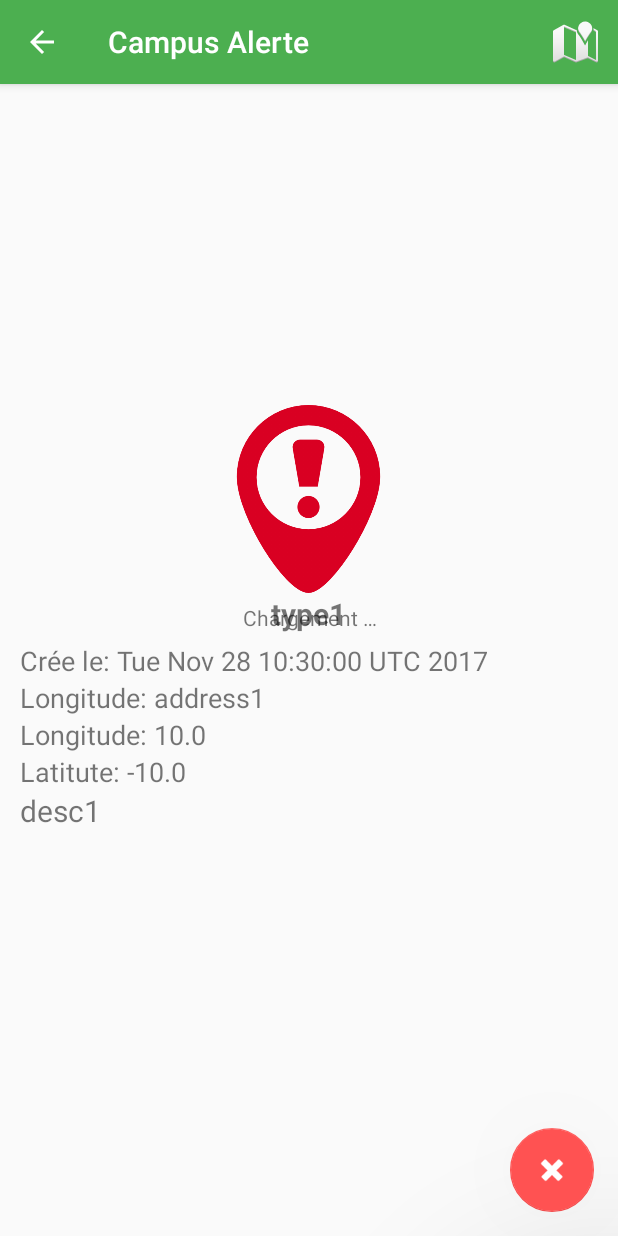
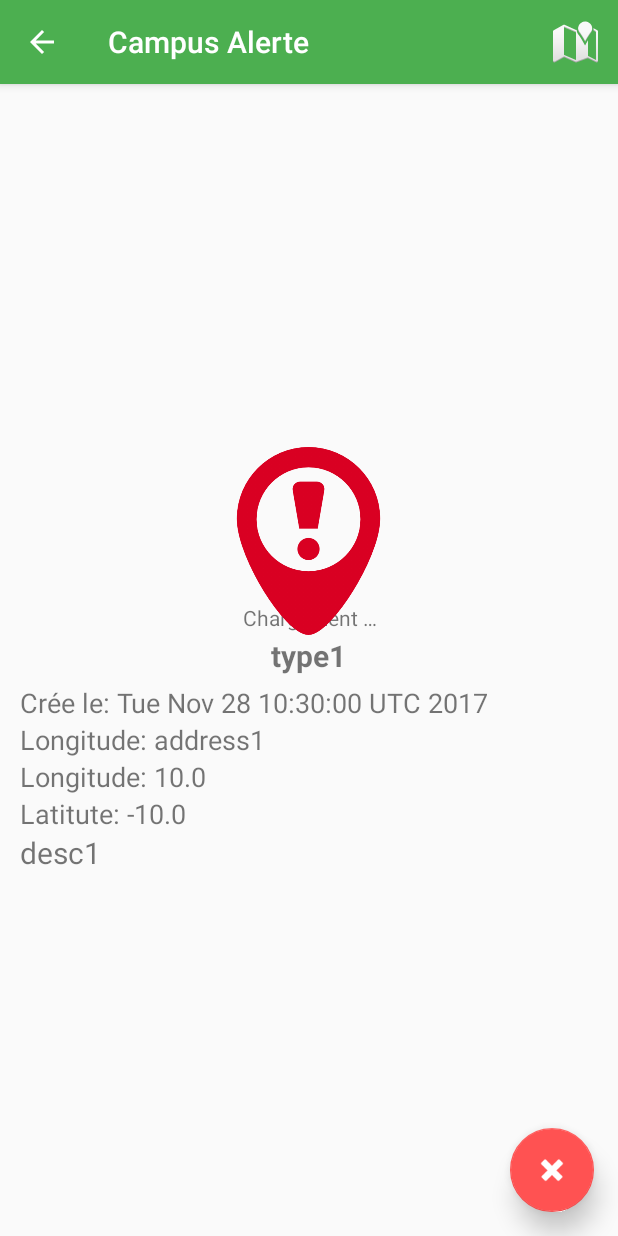
Before and after one commit to Sparow199/CampusAlert, an Android app: the screen it shows after launch (MainActivity), after a tap on "type1", on a phone screen of 412 x 824 dp. Run offline under Robolectric (Android 15) with nearby library versions, the phone set to English and light mode, and no system bars; our stand-ins replace Room's generated code, data binding; 4 statements that could not run were skipped.

```diff
--- a/app/src/main/res/layout/fragment_alert_details.xml
+++ b/app/src/main/res/layout/fragment_alert_details.xml
@@ -33,11 +33,14 @@
             android:textAlignment="center"
             app:visibleGone="@{isLoading}"/>
 
+
+
         <LinearLayout
             android:layout_width="match_parent"
             android:layout_height="match_parent"
             android:layout_marginEnd="@dimen/item_horizontal_margin"
             android:layout_marginStart="@dimen/item_horizontal_margin"
+            android:layout_marginTop="?attr/actionBarSize"
             android:gravity="center_vertical|center_horizontal"
             android:orientation="vertical"
             android:padding="5dp"
@@ -106,6 +109,9 @@
 
         </LinearLayout>
 
+
+
+
         <android.support.design.widget.FloatingActionButton
             android:id="@+id/floating_action_button"
             android:layout_width="wrap_content"
@@ -117,7 +123,7 @@
             android:src="@android:drawable/ic_delete"
             android:tint="@android:color/white"
             app:backgroundTint="@color/colorAccent"
-            app:elevation="100dp"
+            app:elevation="10dp"
             app:fabSize="normal" />
 
     </android.support.design.widget.CoordinatorLayout>
--- a/app/src/main/res/layout/fragment_alert_list.xml
+++ b/app/src/main/res/layout/fragment_alert_list.xml
@@ -72,6 +72,7 @@
             android:src="@android:drawable/ic_input_add"
             android:tint="@android:color/white"
             app:backgroundTint="@color/colorPrimary"
+            app:elevation="10dp"
             app:fabSize="normal" />
 
     </android.support.design.widget.CoordinatorLayout>
--- a/app/src/main/res/layout/fragment_alert_new.xml
+++ b/app/src/main/res/layout/fragment_alert_new.xml
@@ -125,6 +125,7 @@
             android:src="@android:drawable/ic_menu_upload"
             android:tint="@android:color/white"
             app:backgroundTint="@color/colorPrimary"
+            app:elevation="10dp"
             app:fabSize="normal" />
 
     </android.support.design.widget.CoordinatorLayout>
```
